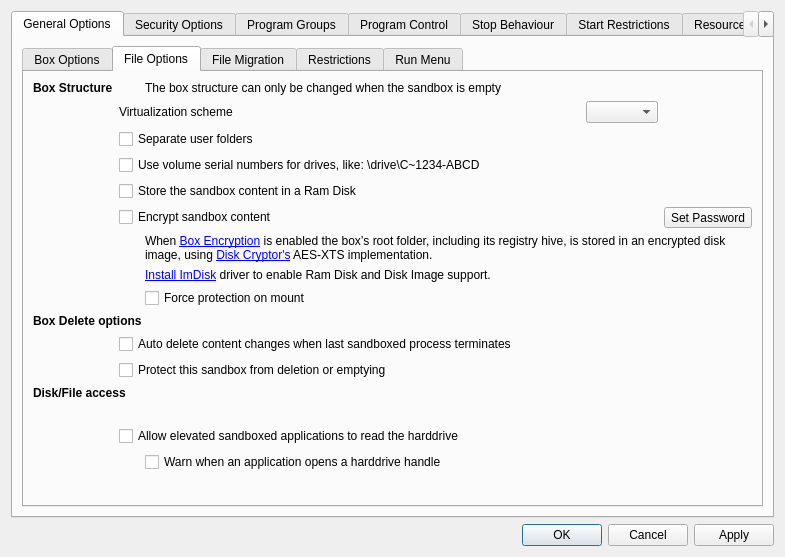
Above: SandboxiePlus/SandMan/Forms/OptionsWindow.ui from sandboxie-plus/Sandboxie before the change. Below: the same form after it.
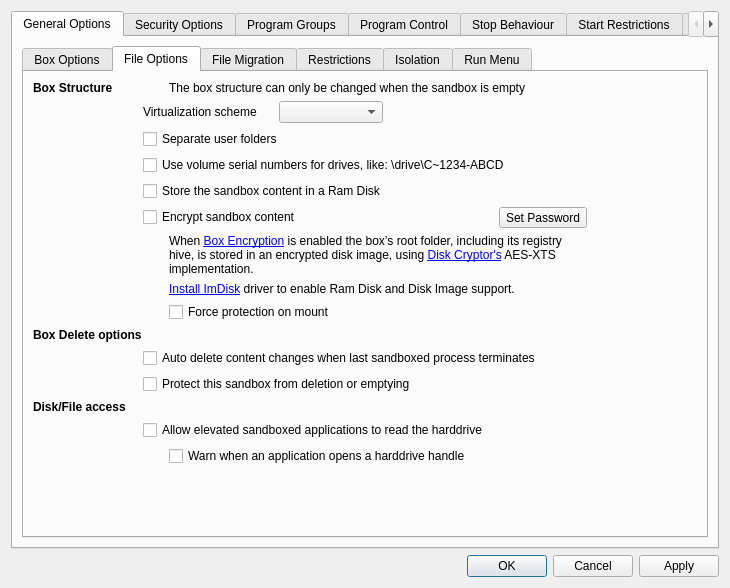
That is the form after the change. The open tabs and pages were chosen to show the change.

```diff
--- a/SandboxiePlus/SandMan/Forms/OptionsWindow.ui
+++ b/SandboxiePlus/SandMan/Forms/OptionsWindow.ui
@@ -6,8 +6,8 @@
    <rect>
     <x>0</x>
     <y>0</y>
-    <width>785</width>
-    <height>557</height>
+    <width>720</width>
+    <height>588</height>
    </rect>
   </property>
   <property name="sizePolicy">
@@ -284,203 +284,207 @@
             <attribute name="title">
              <string>File Options</string>
             </attribute>
-            <layout class="QGridLayout" name="gridLayout_28">
+            <layout class="QGridLayout" name="gridLayout_30">
              <item row="0" column="0">
-              <widget class="QLabel" name="lblStructure">
-               <property name="font">
-                <font>
-                 <weight>75</weight>
-                 <bold>true</bold>
-                 <kerning>true</kerning>
-                </font>
-               </property>
-               <property name="text">
-                <string>Box Structure</string>
-               </property>
-              </widget>
-             </item>
-             <item row="0" column="2" colspan="2">
-              <widget class="QLabel" name="lblWhenEmpty">
-               <property name="text">
-                <string>The box structure can only be changed when the sandbox is empty</string>
-               </property>
-              </widget>
-             </item>
-             <item row="1" column="1" colspan="3">
-              <widget class="QLabel" name="lblScheme">
-               <property name="text">
-                <string>Virtualization scheme</string>
-               </property>
-              </widget>
-             </item>
-             <item row="1" column="4">
-              <widget class="QComboBox" name="cmbVersion"/>
-             </item>
-             <item row="2" column="1" colspan="3">
-              <widget class="QCheckBox" name="chkSeparateUserFolders">
-               <property name="text">
-                <string>Separate user folders</string>
-               </property>
-               <property name="tristate">
-                <bool>false</bool>
-               </property>
-              </widget>
-             </item>
-             <item row="3" column="1" colspan="3">
-              <widget class="QCheckBox" name="chkUseVolumeSerialNumbers">
-               <property name="text">
-                <string>Use volume serial numbers for drives, like: \drive\C~1234-ABCD</string>
-               </property>
-              </widget>
-             </item>
-             <item row="4" column="1" colspan="3">
-              <widget class="QCheckBox" name="chkRamBox">
-               <property name="text">
-                <string>Store the sandbox content in a Ram Disk</string>
-               </property>
-              </widget>
-             </item>
-             <item row="5" column="1" colspan="3">
-              <widget class="QCheckBox" name="chkEncrypt">
-               <property name="text">
-                <string>Encrypt sandbox content</string>
-               </property>
-              </widget>
-             </item>
-             <item row="5" column="5">
-              <widget class="QToolButton" name="btnPassword">
-               <property name="text">
-                <string>Set Password</string>
-               </property>
-              </widget>
-             </item>
-             <item row="6" column="2" colspan="4">
-              <widget class="QLabel" name="lblCrypto">
-               <property name="text">
-                <string>When &lt;a href=&quot;sbie://docs/boxencryption&quot;&gt;Box Encryption&lt;/a&gt; is enabled the box’s root folder, including its registry hive, is stored in an encrypted disk image, using &lt;a href=&quot;https://diskcryptor.org&quot;&gt;Disk Cryptor's&lt;/a&gt; AES-XTS implementation.</string>
-               </property>
-               <property name="wordWrap">
-                <bool>true</bool>
-               </property>
-               <property name="openExternalLinks">
-                <bool>true</bool>
-               </property>
-              </widget>
-             </item>
-             <item row="7" column="2" colspan="2">
-              <widget class="QLabel" name="lblImDisk">
-               <property name="text">
-                <string>&lt;a href=&quot;addon://ImDisk&quot;&gt;Install ImDisk&lt;/a&gt; driver to enable Ram Disk and Disk Image support.</string>
-               </property>
-              </widget>
-             </item>
-             <item row="8" column="2" colspan="2">
-              <widget class="QCheckBox" name="chkForceProtection">
-               <property name="text">
-                <string>Force protection on mount</string>
-               </property>
-              </widget>
-             </item>
-             <item row="9" column="0" colspan="3">
-              <widget class="QLabel" name="lblDelete">
-               <property name="font">
-                <font>
-                 <weight>75</weight>
-                 <bold>true</bold>
-                 <kerning>true</kerning>
-                </font>
-               </property>
-               <property name="text">
-                <string>Box Delete options</string>
-               </property>
-              </widget>
-             </item>
-             <item row="12" column="0" colspan="2">
-              <widget class="QLabel" name="lblRawDisk">
-               <property name="font">
-                <font>
-                 <weight>75</weight>
-                 <bold>true</bold>
-                 <kerning>true</kerning>
-                </font>
-               </property>
-               <property name="text">
-                <string>Disk/File access</string>
-               </property>
-              </widget>
-             </item>
-             <item row="13" column="1">
-              <widget class="QLabel" name="label_37">
-               <property name="maximumSize">
-                <size>
-                 <width>20</width>
-                 <height>16777215</height>
-                </size>
-               </property>
-               <property name="text">
-                <string/>
-               </property>
-              </widget>
-             </item>
-             <item row="14" column="1" colspan="3">
-              <widget class="QCheckBox" name="chkRawDiskRead">
-               <property name="text">
-                <string>Allow elevated sandboxed applications to read the harddrive</string>
-               </property>
-              </widget>
-             </item>
-             <item row="15" column="2" colspan="2">
-              <widget class="QCheckBox" name="chkRawDiskNotify">
-               <property name="text">
-                <string>Warn when an application opens a harddrive handle</string>
-               </property>
-              </widget>
-             </item>
-             <item row="16" column="1">
-              <spacer name="verticalSpacer_2">
-               <property name="orientation">
-                <enum>Qt::Vertical</enum>
-               </property>
-               <property name="sizeHint" stdset="0">
-                <size>
-                 <width>20</width>
-                 <height>52</height>
-                </size>
-               </property>
-              </spacer>
-             </item>
-             <item row="16" column="3">
-              <spacer name="horizontalSpacer_4">
-               <property name="orientation">
-                <enum>Qt::Horizontal</enum>
-               </property>
-               <property name="sizeHint" stdset="0">
-                <size>
-                 <width>410</width>
-                 <height>13</height>
-                </size>
-               </property>
-              </spacer>
-             </item>
-             <item row="10" column="1" colspan="5">
-              <widget class="QCheckBox" name="chkAutoEmpty">
-               <property name="text">
-                <string>Auto delete content changes when last sandboxed process terminates</string>
-               </property>
-              </widget>
-             </item>
-             <item row="11" column="1" colspan="5">
-              <widget class="QCheckBox" name="chkProtectBox">
-               <property name="toolTip">
-                <string>Partially checked means prevent box removal but not content deletion.</string>
-               </property>
-               <property name="text">
-                <string>Protect this sandbox from deletion or emptying</string>
-               </property>
-               <property name="tristate">
-                <bool>true</bool>
-               </property>
-              </widget>
+              <layout class="QGridLayout" name="gridLayout_28">
+               <item row="1" column="1" colspan="2">
+                <widget class="QLabel" name="lblScheme">
+                 <property name="text">
+                  <string>Virtualization scheme</string>
+                 </property>
+                </widget>
+               </item>
+               <item row="8" column="2" colspan="3">
+                <widget class="QCheckBox" name="chkForceProtection">
+                 <property name="text">
+                  <string>Force protection on mount</string>
+                 </property>
+                </widget>
+               </item>
+               <item row="15" column="2" colspan="5">
+                <spacer name="horizontalSpacer_4">
+                 <property name="orientation">
+                  <enum>Qt::Horizontal</enum>
+                 </property>
+                 <property name="sizeHint" stdset="0">
+                  <size>
+                   <width>40</width>
+                   <height>0</height>
+                  </size>
+                 </property>
+                </spacer>
+               </item>
+               <item row="14" column="2" colspan="5">
+                <widget class="QCheckBox" name="chkRawDiskNotify">
+                 <property name="text">
+                  <string>Warn when an application opens a harddrive handle</string>
+                 </property>
+                </widget>
+               </item>
+               <item row="4" column="1" colspan="4">
+                <widget class="QCheckBox" name="chkRamBox">
+                 <property name="text">
+                  <string>Store the sandbox content in a Ram Disk</string>
+                 </property>
+                </widget>
+               </item>
+               <item row="10" column="1" colspan="6">
+                <widget class="QCheckBox" name="chkAutoEmpty">
+                 <property name="text">
+                  <string>Auto delete content changes when last sandboxed process terminates</string>
+                 </property>
+                </widget>
+               </item>
+               <item row="3" column="1" colspan="5">
+                <widget class="QCheckBox" name="chkUseVolumeSerialNumbers">
+                 <property name="text">
+                  <string>Use volume serial numbers for drives, like: \drive\C~1234-ABCD</string>
+                 </property>
+                </widget>
+               </item>
+               <item row="11" column="1" colspan="6">
+                <widget class="QCheckBox" name="chkProtectBox">
+                 <property name="toolTip">
+                  <string>Partially checked means prevent box removal but not content deletion.</string>
+                 </property>
+                 <property name="text">
+                  <string>Protect this sandbox from deletion or emptying</string>
+                 </property>
+                 <property name="tristate">
+                  <bool>true</bool>
+                 </property>
+                </widget>
+               </item>
+               <item row="0" column="2" colspan="4">
+                <widget class="QLabel" name="lblWhenEmpty">
+                 <property name="text">
+                  <string>The box structure can only be changed when the sandbox is empty</string>
+                 </property>
+                </widget>
+               </item>
+               <item row="1" column="3">
+                <widget class="QComboBox" name="cmbVersion"/>
+               </item>
+               <item row="14" column="1">
+                <widget class="QLabel" name="label_37">
+                 <property name="maximumSize">
+                  <size>
+                   <width>20</width>
+                   <height>16777215</height>
+                  </size>
+                 </property>
+                 <property name="text">
+                  <string/>
+                 </property>
+                </widget>
+               </item>
+               <item row="15" column="1">
+                <spacer name="verticalSpacer_2">
+                 <property name="orientation">
+                  <enum>Qt::Vertical</enum>
+                 </property>
+                 <property name="sizeHint" stdset="0">
+                  <size>
+                   <width>20</width>
+                   <height>0</height>
+                  </size>
+                 </property>
+                </spacer>
+               </item>
+               <item row="0" column="0">
+                <widget class="QLabel" name="lblStructure">
+                 <property name="font">
+                  <font>
+                   <weight>75</weight>
+                   <bold>true</bold>
+                   <kerning>true</kerning>
+                  </font>
+                 </property>
+                 <property name="text">
+                  <string>Box Structure</string>
+                 </property>
+                </widget>
+               </item>
+               <item row="5" column="5">
+                <widget class="QToolButton" name="btnPassword">
+                 <property name="text">
+                  <string>Set Password</string>
+                 </property>
+                </widget>
+               </item>
+               <item row="9" column="0" colspan="3">
+                <widget class="QLabel" name="lblDelete">
+                 <property name="font">
+                  <font>
+                   <weight>75</weight>
+                   <bold>true</bold>
+                   <kerning>true</kerning>
+                  </font>
+                 </property>
+                 <property name="text">
+                  <string>Box Delete options</string>
+                 </property>
+                </widget>
+               </item>
+               <item row="6" column="2" colspan="4">
+                <widget class="QLabel" name="lblCrypto">
+                 <property name="text">
+                  <string>When &lt;a href=&quot;sbie://docs/boxencryption&quot;&gt;Box Encryption&lt;/a&gt; is enabled the box’s root folder, including its registry hive, is stored in an encrypted disk image, using &lt;a href=&quot;https://diskcryptor.org&quot;&gt;Disk Cryptor's&lt;/a&gt; AES-XTS implementation.</string>
+                 </property>
+                 <property name="wordWrap">
+                  <bool>true</bool>
+                 </property>
+                 <property name="openExternalLinks">
+                  <bool>true</bool>
+                 </property>
+                </widget>
+               </item>
+               <item row="7" column="2" colspan="4">
+                <widget class="QLabel" name="lblImDisk">
+                 <property name="text">
+                  <string>&lt;a href=&quot;addon://ImDisk&quot;&gt;Install ImDisk&lt;/a&gt; driver to enable Ram Disk and Disk Image support.</string>
+                 </property>
+                </widget>
+               </item>
+               <item row="5" column="1" colspan="4">
+                <widget class="QCheckBox" name="chkEncrypt">
+                 <property name="text">
+                  <string>Encrypt sandbox content</string>
+                 </property>
+                </widget>
+               </item>
+               <item row="2" column="1" colspan="5">
+                <widget class="QCheckBox" name="chkSeparateUserFolders">
+                 <property name="text">
+                  <string>Separate user folders</string>
+                 </property>
+                 <property name="tristate">
+                  <bool>false</bool>
+                 </property>
+                </widget>
+               </item>
+               <item row="12" column="0" colspan="2">
+                <widget class="QLabel" name="lblRawDisk">
+                 <property name="font">
+                  <font>
+                   <weight>75</weight>
+                   <bold>true</bold>
+                   <kerning>true</kerning>
+                  </font>
+                 </property>
+                 <property name="text">
+                  <string>Disk/File access</string>
+                 </property>
+                </widget>
+               </item>
+               <item row="13" column="1" colspan="6">
+                <widget class="QCheckBox" name="chkRawDiskRead">
+                 <property name="text">
+                  <string>Allow elevated sandboxed applications to read the harddrive</string>
+                 </property>
+                </widget>
+               </item>
+              </layout>
              </item>
             </layout>
            </widget>
@@ -827,15 +831,90 @@
                </property>
               </widget>
              </item>
-             <item row="13" column="1" colspan="2">
-              <widget class="QCheckBox" name="chkBlockCapture">
-               <property name="toolTip">
-                <string>This feature does not block all means of obtaining a screen capture, only some common ones.</string>
-               </property>
-               <property name="text">
-                <string>Prevent sandboxed processes from capturing window images (Experimental, may cause UI glitches)</string>
-               </property>
-              </widget>
+            </layout>
+           </widget>
+           <widget class="QWidget" name="tabOtherRestrictions">
+            <attribute name="title">
+             <string>Isolation</string>
+            </attribute>
+            <layout class="QGridLayout" name="gridLayout_84">
+             <item row="0" column="0">
+              <layout class="QGridLayout" name="gridLayout_83">
+               <item row="1" column="1">
+                <widget class="QLabel" name="label_62">
+                 <property name="text">
+                  <string>The below options can be used safely when you don't grant admin rights.</string>
+                 </property>
+                 <property name="wordWrap">
+                  <bool>true</bool>
+                 </property>
+                </widget>
+               </item>
+               <item row="4" column="1">
+                <widget class="QCheckBox" name="chkOpenLsaEndpoint">
+                 <property name="text">
+                  <string>Open access to Windows Local Security Authority</string>
+                 </property>
+                </widget>
+               </item>
+               <item row="3" column="1">
+                <widget class="QCheckBox" name="chkOpenSamEndpoint">
+                 <property name="text">
+                  <string>Open access to Windows Security Account Manager</string>
+                 </property>
+                </widget>
+               </item>
+               <item row="2" column="1">
+                <widget class="QCheckBox" name="chkOpenDevCMApi">
+                 <property name="text">
+                  <string>Allow sandboxed programs to manage Hardware/Devices</string>
+                 </property>
+                </widget>
+               </item>
+               <item row="0" column="0">
+                <widget class="QLabel" name="lblAccess">
+                 <property name="font">
+                  <font>
+                   <weight>75</weight>
+                   <bold>true</bold>
+                   <kerning>true</kerning>
+                  </font>
+                 </property>
+                 <property name="toolTip">
+                  <string>Protect the sandbox integrity itself</string>
+                 </property>
+                 <property name="text">
+                  <string>Access Isolation</string>
+                 </property>
+                </widget>
+               </item>
+               <item row="5" column="1">
+                <spacer name="horizontalSpacer_21">
+                 <property name="orientation">
+                  <enum>Qt::Horizontal</enum>
+                 </property>
+                 <property name="sizeHint" stdset="0">
+                  <size>
+                   <width>40</width>
+                   <height>20</height>
+                  </size>
+                 </property>
+                </spacer>
+               </item>
+               <item row="5" column="0">
+                <spacer name="verticalSpacer_43">
+                 <property name="orientation">
+                  <enum>Qt::Vertical</enum>
+                 </property>
+                 <property name="sizeHint" stdset="0">
+                  <size>
+                   <width>20</width>
+                   <height>40</height>
+                  </size>
+                 </property>
+                </spacer>
+               </item>
+              </layout>
              </item>
             </layout>
            </widget>
```
Left out of the diff: 1052 changed lines with no effect on the pictures.
